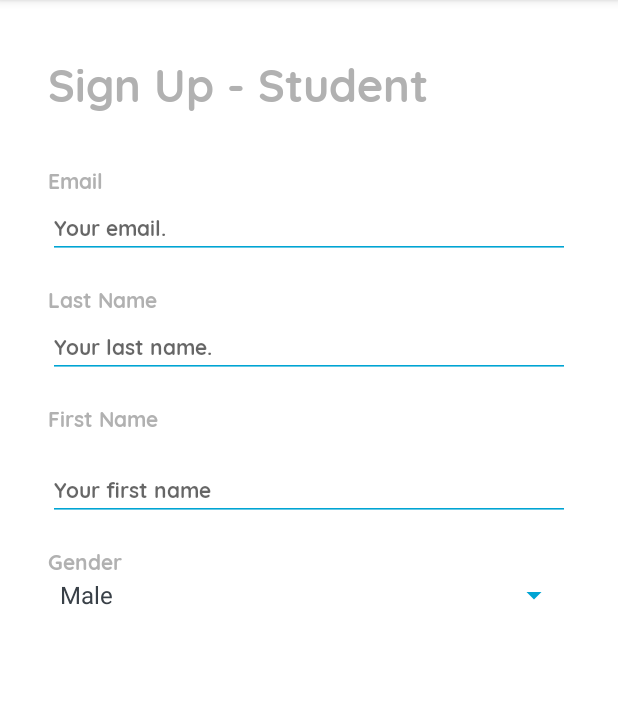
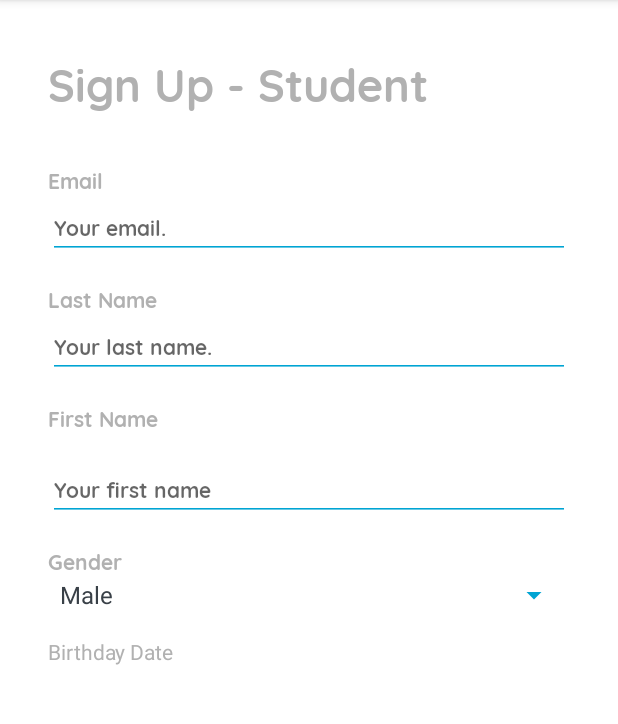
Before and after one commit to mayazadka/SmarTutor, an Android app: the StudentSignUp screen opened through its navigation route, on a phone screen of 412 x 824 dp, the part 84-808 px from its top. Run offline under Robolectric (Android 15) with nearby library versions, the phone set to English and light mode, and no system bars.

Commit message:
start create date picker

```diff
--- a/app/src/main/res/layout/fragment_student_sign_up.xml
+++ b/app/src/main/res/layout/fragment_student_sign_up.xml
@@ -132,4 +132,16 @@
         app:layout_constraintStart_toStartOf="parent"
         app:layout_constraintTop_toBottomOf="@+id/textView6" />
 
+    <TextView
+        android:id="@+id/textView8"
+        android:layout_width="0dp"
+        android:layout_height="wrap_content"
+        android:layout_marginStart="32dp"
+        android:layout_marginTop="16dp"
+        android:layout_marginEnd="32dp"
+        android:text="Birthday Date"
+        app:layout_constraintEnd_toEndOf="parent"
+        app:layout_constraintStart_toStartOf="parent"
+        app:layout_constraintTop_toBottomOf="@+id/spinner" />
+
 </androidx.constraintlayout.widget.ConstraintLayout>
```
Also changed, not shown: app/src/main/java/com/example/smartutor/StudentSignUp.java (+26 -0 lines).
